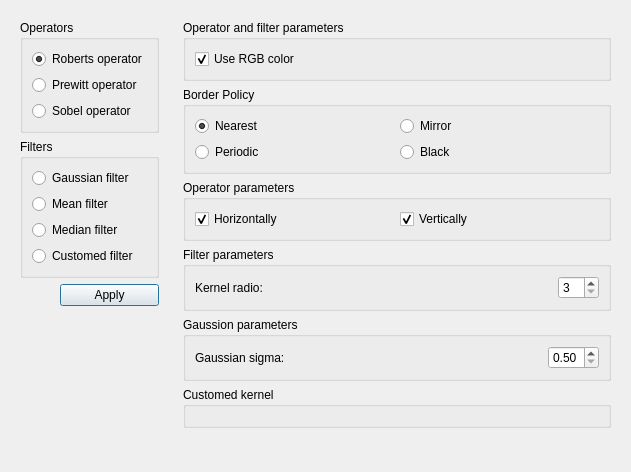
First picture: the form in src/FilterDialog.ui, repository Ovilia/PIP, before the edit.
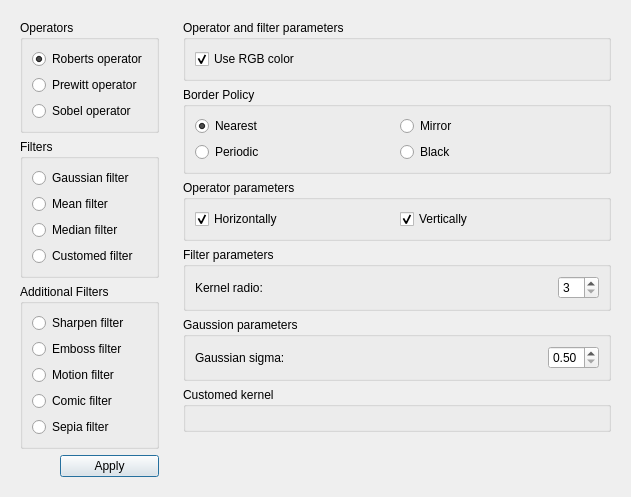
Second picture: the form after the edit. Icons and pictures are not drawn.

Commit message: Filters of team work

Diff of the .ui file:
```diff
--- a/src/FilterDialog.ui
+++ b/src/FilterDialog.ui
@@ -7,7 +7,7 @@
     <x>0</x>
     <y>0</y>
     <width>631</width>
-    <height>472</height>
+    <height>447</height>
    </rect>
   </property>
   <property name="sizePolicy">
@@ -121,6 +121,59 @@
         </layout>
        </widget>
       </item>
+      <item>
+       <widget class="QGroupBox" name="additionalGroup">
+        <property name="title">
+         <string>Additional Filters</string>
+        </property>
+        <layout class="QVBoxLayout" name="verticalLayout_10">
+         <item>
+          <widget class="QRadioButton" name="sharpenButton">
+           <property name="text">
+            <string>Sharpen filter</string>
+           </property>
+           <property name="autoExclusive">
+            <bool>false</bool>
+           </property>
+          </widget>
+         </item>
+         <item>
+          <widget class="QRadioButton" name="embossButton">
+           <property name="text">
+            <string>Emboss filter</string>
+           </property>
+           <property name="autoExclusive">
+            <bool>false</bool>
+           </property>
+          </widget>
+         </item>
+         <item>
+          <widget class="QRadioButton" name="motionButton">
+           <property name="text">
+            <string>Motion filter</string>
+           </property>
+           <property name="autoExclusive">
+            <bool>false</bool>
+           </property>
+          </widget>
+         </item>
+         <item>
+          <widget class="QRadioButton" name="comicButton">
+           <property name="text">
+            <string>Comic filter</string>
+           </property>
+          </widget>
+         </item>
+         <item>
+          <widget class="QRadioButton" name="sepiaButton">
+           <property name="text">
+            <string>Sepia filter</string>
+           </property>
+          </widget>
+         </item>
+        </layout>
+       </widget>
+      </item>
       <item>
        <widget class="QWidget" name="applyWidget" native="true">
         <layout class="QHBoxLayout" name="horizontalLayout">
```
The commit also changes 11 other files.
